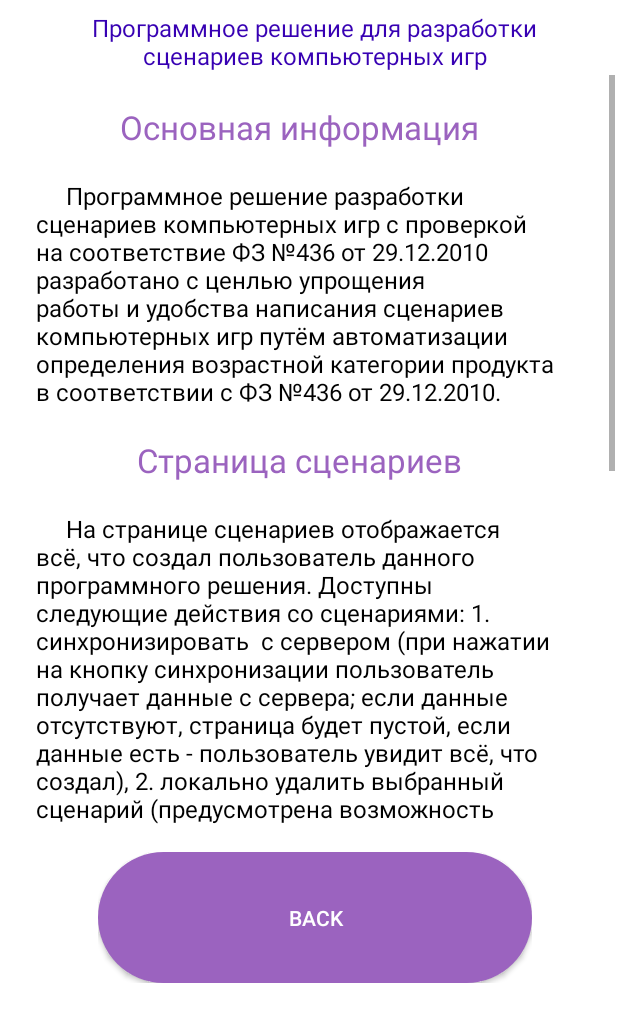
After one commit to AlexKnyaZz/ScenariW, an Android app: the info_page screen opened directly, with no data from a screen before it, on a phone screen of 412 x 824 dp. The commit adds this screen. Shown: the top 1022 px of the screen. Run offline under Robolectric (Android 15) with nearby library versions, the phone set to English and light mode, and no system bars.

Commit message:
v 04.05.24/1 (add: info page)
- was added info page where user can read about app and it's features.

 ######
# instruction (when you create first scenario):
 - In first, add a new row. No matter that one is exists  - it's don't, it's just an illusion!
 - After adding new row you can put your text, BUT after this move you should ADD a new row!
 - If you want to remove existing row, you must ADD a new empty row and THEN remove all what you want.

 In two words:
 write? add a new row > put text > add a new row
 delete? add a new row > remove row > remove row  (you can delete only lastest elements)
 add? add a new row.

 - If you create another one scenario, it will be better if you remove all existing rows (they will appear in new project, don't ask me why - i know the problem exists and i'm trying to solve this), and then ADD a new row, and then PUT your text, and THEN ADD a new row.

 In two words:
 (remove * count of rows) > add a new row > your next actions (see instruction about first scenario above).

 in two words: create 2 rows and write a data in first; before writing data in second - create another one.

 # No matter what happens, just add a new rows before any actions!
 ######

features:
- save data of new files in key-value format
(name - name of scenario; type - type of scenario);
- names of created scenarious are displaying on a page with created scenarious;
- names can be selected (still in dev);
- scenarious can be deleted;
- scenarious can be opened;
- now all scenarious can be deleted by one tap;
- now can be added new row on an edit_page_1;
- now can be added new rows;
- now can be saved data from rows;
- now can be deleted data from rows;
- assistant is giving advices to you;
- assistant can setting age category for your scenario;
- added: login, registration and "forgot your password";
- user info is available;
- upload to server;
- download from server;
- (new feature!) info page.

layouts:
- authorisation.xml
- edit_page.xml
- frame_3.xml
- list_item.xml
- scenarious.xml
- scenarious1.xml
- scenarious_create1.xml
- scenarious_create2.xml
- edit_page.xml
- edit_page_1.xml
- reset_password_activity.xml
- personal_cab.xml
- info_page.xml

classes:
- authorisation_activity
- frame_3_activity
- scenarious
- scenarious_create1
- scenarious_create2
- edit_page
- edit_page_1
- DatabaseOfTerms
- ResetPasswordActivity
- personal_cab
- info_page

```diff
--- a/app/src/main/AndroidManifest.xml
+++ b/app/src/main/AndroidManifest.xml
@@ -37,6 +37,7 @@
 		<activity android:name=".registration" />
 		<activity android:name=".ResetPasswordActivity" />
 		<activity android:name=".personal_cab" />
+		<activity android:name=".info_page" />
 
 	</application>
 
--- a/app/src/main/java/alex/knyazz/myapplication/edit_page_1.java
+++ b/app/src/main/java/alex/knyazz/myapplication/edit_page_1.java
@@ -47,7 +47,6 @@ import java.net.HttpURLConnection;
 import java.net.URL;
 import java.net.URLEncoder;
 import java.util.ArrayList;
-import java.util.concurrent.ExecutionException;
 
 public class edit_page_1 extends Activity implements View.OnClickListener {
 
@@ -321,6 +320,7 @@ public class edit_page_1 extends Activity implements View.OnClickListener {
                                 ageCategory = 0;
                             }
 
+                            /*
                             String ageFrom = null;
                             try {
                                 ageFrom = String.valueOf(new checkFileWords().execute(word).get());
@@ -330,6 +330,8 @@ public class edit_page_1 extends Activity implements View.OnClickListener {
                                 throw new RuntimeException(e);
                             }
                             System.out.println(ageFrom);
+
+                             */
 
                             System.out.println("Word: " + word + ", Age Category: " + ageCategory);
 
--- a/app/src/main/java/alex/knyazz/myapplication/frame_3_activity.java
+++ b/app/src/main/java/alex/knyazz/myapplication/frame_3_activity.java
@@ -36,7 +36,7 @@ package alex.knyazz.myapplication;
 	private ImageView shape_with_text_ek3;
 	private ImageView shape_with_text_ek4;
 	private TextView textView;
-	private Button UserInfo;
+		private Button UserInfo, info;
 
 
 	private static int  WELCOME_TIMEOUT = 4000;
@@ -55,6 +55,8 @@ package alex.knyazz.myapplication;
 
 		UserInfo = (Button) findViewById(R.id.UserInfo);
 		UserInfo.setOnClickListener(this);
+		info = (Button) findViewById(R.id.info);
+		info.setOnClickListener(this);
 
 		//---------------------------------
 
@@ -83,6 +85,9 @@ package alex.knyazz.myapplication;
 			if (id == R.id.UserInfo) {
 				Intent intent = new Intent(frame_3_activity.this, personal_cab.class);
 				startActivity(intent);
+			} else if (id == R.id.info) {
+				Intent intent = new Intent(frame_3_activity.this, info_page.class);
+				startActivity(intent);
 			}
 		}
 }
--- /dev/null
+++ b/app/src/main/java/alex/knyazz/myapplication/info_page.java
@@ -0,0 +1,63 @@
+
+
+/*
+ *	This content is generated from the API File Info.
+ *	(Alt+Shift+Ctrl+I).
+ *
+ *	@desc
+ *	@file 		authorisation
+ *	@date 		Monday 25th of March 2024 09:59:09 AM
+ *	@title 		Page 1
+ *	@author
+ *	@keywords
+ *	@generator 	Export Kit v1.3.figma
+ *
+ */
+
+
+package alex.knyazz.myapplication;
+
+import android.app.Activity;
+import android.content.Intent;
+import android.os.Bundle;
+import android.view.View;
+import android.widget.Button;
+
+public class info_page extends Activity implements View.OnClickListener {
+
+
+    private Button btnBack;
+
+    @Override
+    public void onCreate(Bundle savedInstanceState) {
+
+        super.onCreate(savedInstanceState);
+
+        setContentView(R.layout.info_page);
+
+        btnBack = (Button) findViewById(R.id.btnBack);
+        btnBack.setOnClickListener(this);
+
+        //custom code goes here
+
+
+    }
+
+    @Override
+    public void onClick(View v) {
+        int id = v.getId();
+        if (id == R.id.btnBack) {
+            toReturn(v);
+
+        } else {
+            return;
+        }
+        ;
+    }
+
+
+    public void toReturn(View v) {
+        Intent intent = new Intent(info_page.this, frame_3_activity.class);
+        startActivity(intent);
+    }
+}
--- a/app/src/main/res/layout/authorisation.xml
+++ b/app/src/main/res/layout/authorisation.xml
@@ -217,7 +217,7 @@
                     android:text="Программное решение для разработки сценариев
 компьютерных игр"
 					android:textColor="@color/purple_700"
-                    android:textSize="18sp" />
+                    android:textSize="16sp" />
 
 				<EditText
 					android:id="@+id/login"
--- a/app/src/main/res/layout/frame_3.xml
+++ b/app/src/main/res/layout/frame_3.xml
@@ -1,4 +1,4 @@
-<HorizontalScrollView xmlns:android="http://schemas.android.com/apk/res/android"
+<RelativeLayout xmlns:android="http://schemas.android.com/apk/res/android"
 	android:layout_width="match_parent"
 	android:layout_height="wrap_content">
 
@@ -28,7 +28,7 @@
                 android:text="Программное решение для разработки сценариев
 компьютерных игр"
 				android:textColor="@color/purple_700"
-                android:textSize="18sp" />
+				android:textSize="16sp" />
 
 			<ImageView
 				android:id="@+id/shape_with_text_ek3"
@@ -96,6 +96,7 @@
 
 
 				<Button
+					android:id="@+id/info"
 					android:layout_width="100dp"
 					android:layout_height="100dp"
 					android:background="@drawable/roundstyle2"
@@ -126,4 +127,4 @@
 		</RelativeLayout>
 
 	</RelativeLayout>
-</HorizontalScrollView>
+</RelativeLayout>
--- /dev/null
+++ b/app/src/main/res/layout/info_page.xml
@@ -0,0 +1,232 @@
+<RelativeLayout xmlns:android="http://schemas.android.com/apk/res/android"
+    android:layout_width="match_parent"
+    android:layout_height="wrap_content">
+
+
+    <RelativeLayout
+        android:id="@+id/content_container"
+        android:layout_width="wrap_content"
+        android:layout_marginLeft="10dp"
+        android:layout_marginRight="1.9dp"
+        android:layout_height="wrap_content"
+        android:gravity="center">
+
+
+        <RelativeLayout
+            android:layout_marginTop="0dp"
+            android:layout_marginStart="0dp"
+            android:layout_width="wrap_content"
+            android:layout_height="wrap_content"
+            android:layout_centerHorizontal="true">
+
+            <View
+                android:layout_width="380dp"
+                android:layout_height="790dp"
+                android:layout_marginStart="0dp"
+                android:layout_marginTop="0dp"
+                android:background="@drawable/_bg__authorisation_ek2_shape" />
+
+
+            <ImageView
+                android:src="@drawable/shape_with_text"
+                android:contentDescription="shape_with_text"
+                android:layout_marginStart="0dp"
+                android:layout_marginTop="0dp"
+                android:layout_centerHorizontal="true"
+                android:layout_width="380dp"
+                android:layout_height="790dp" />
+
+
+            <RelativeLayout
+                android:layout_width="match_parent"
+                android:layout_height="500dp"
+                android:layout_marginTop="50dp">
+
+                <ScrollView
+                    android:layout_width="match_parent"
+                    android:layout_height="wrap_content">
+
+                    <LinearLayout
+                        android:layout_width="wrap_content"
+                        android:layout_height="wrap_content"
+                        android:orientation="vertical"
+                        android:gravity="center">
+
+                        <TextView
+                            android:layout_width="378.4dp"
+                            android:layout_height="69.4dp"
+                            android:layout_centerHorizontal="true"
+
+                            android:gravity="center"
+                            android:text="Основная информация"
+                            android:textColor="#9b63bf"
+                            android:textSize="10pt"
+
+                            />
+
+                        <TextView
+                            android:layout_width="350dp"
+                            android:layout_height="wrap_content"
+                            android:layout_centerHorizontal="true"
+
+                            android:gravity="fill_horizontal"
+
+                            android:text="     Программное решение разработки
+сценариев компьютерных игр с проверкой на соответствие ФЗ №436 от 29.12.2010
+разработано с ценлью упрощения работы и удобства написания сценариев компьютерных
+игр путём автоматизации определения возрастной категории продукта в соответствии с
+ФЗ №436 от 29.12.2010."
+
+                            android:textColor="#000"
+                            android:textSize="16sp" />
+
+                        <TextView
+                            android:layout_width="378.4dp"
+                            android:layout_height="69.4dp"
+                            android:layout_centerHorizontal="true"
+
+                            android:gravity="center"
+                            android:text="Страница сценариев"
+                            android:textColor="#9b63bf"
+                            android:textSize="10pt"
+
+                            />
+
+                        <TextView
+
+                            android:layout_width="350dp"
+                            android:layout_height="wrap_content"
+                            android:layout_centerHorizontal="true"
+
+                            android:gravity="fill_horizontal"
+
+                            android:text="     На странице сценариев отображается всё, что создал
+пользователь данного программного решения. Доступны следующие действия
+со сценариями: 1. синхронизировать  с сервером (при нажатии на кнопку синхронизации пользователь
+получает данные с сервера; если данные отсутствуют, страница будет пустой, если данные есть -
+пользователь увидит всё, что создал), 2. локально удалить выбранный сценарий (предусмотрена
+возможность удалить и на сервере), 3. открыть выбранный сценарий, 4. локально удалить
+все имеющиеся сценарии (предусмотрена возможность удалить сценарии и на сервере),
+5. выгрузить сценарии на сервер (используется в двух случаях: 1. для выгрузки нового сценария,
+2. для обновления старых сценариев при внесении в них изменений), 6. создать новый сценарий."
+
+                            android:textColor="#000"
+                            android:textSize="16sp" />
+
+                        <TextView
+                            android:layout_width="378.4dp"
+                            android:layout_height="69.4dp"
+                            android:layout_centerHorizontal="true"
+
+                            android:gravity="center"
+                            android:text="Страница изменения сценариев"
+                            android:textColor="#9b63bf"
+                            android:textSize="10pt"
+
+                            />
+
+                        <TextView
+
+                            android:layout_width="350dp"
+                            android:layout_height="wrap_content"
+                            android:layout_centerHorizontal="true"
+
+                            android:gravity="fill_horizontal"
+
+                            android:text="     На странице изменения сценариев
+пользователь может: 1. добавлять новые строки таблицы, 2. удалять строки таблицы, 3. изменять текст
+в ячейках, 4. узнавать возрастную категорию на основе введённого текста, 5. влиять на контекст,
+по которому определяется возрастная категория, 6. открыть полный текст ФЗ №436 от 29.12.2010, чтобы
+удостовериться в правильности определениия возрастной категории."
+
+                            android:textColor="#000"
+                            android:textSize="16sp" />
+
+
+                    </LinearLayout>
+
+
+                </ScrollView>
+
+            </RelativeLayout>
+
+
+            <!-- aaaaaaaaaaaaaaaaaaaaaaaa -->
+
+
+            <RelativeLayout
+                android:id="@+id/frame_5"
+                android:layout_marginTop="568dp"
+                android:layout_marginStart="43dp"
+                android:layout_width="wrap_content"
+                android:layout_height="wrap_content"
+                android:layout_centerHorizontal="true">
+
+
+                <Button
+                    android:id="@+id/btnBack"
+                    android:layout_width="289dp"
+                    android:layout_height="87dp"
+                    android:layout_centerHorizontal="true"
+
+                    android:layout_marginStart="0dp"
+                    android:layout_marginTop="0dp"
+                    android:background="@drawable/roundstyle2"
+                    android:backgroundTint="#9b63bf"
+                    android:gravity="center"
+
+                    android:text="@string/back"
+                    android:textAlignment="center"
+                    android:textColor="@color/white" />
+
+            </RelativeLayout>
+
+
+            <TextView
+                android:id="@+id/___________________"
+                android:layout_width="350dp"
+                android:layout_height="75dp"
+                android:layout_centerHorizontal="true"
+                android:layout_marginLeft="59dp"
+                android:layout_marginTop="-10dp"
+                android:gravity="center"
+                android:text="Программное решение для разработки сценариев
+компьютерных игр"
+                android:textColor="@color/purple_700"
+                android:textSize="16sp" />
+
+
+            <!--
+            <TextView
+                android:id="@+id/ivan293"
+                android:layout_width="68.4dp"
+                android:layout_height="26.4dp"
+                android:layout_marginLeft="160dp"
+                android:layout_marginTop="434dp"
+                android:text="@string/ivan293_string"
+                android:gravity="center"
+                android:layout_centerHorizontal="true"
+
+                android:textColor="@color/___________________________________________________________________color"
+                android:textSize="14sp" />
+                -->
+
+
+            <!--
+            <TextView android:id="@+id/________"
+                android:textSize="14sp"
+                android:textColor="@color/___________________________________________________________________color"
+                android:layout_marginLeft="162dp"
+                android:layout_marginTop="504dp"
+                android:layout_width="64.4dp"
+                android:layout_height="25.4dp"
+                android:gravity="center"
+                android:layout_centerHorizontal="true"
+                android:text="@string/_________string"
+                 />
+                 -->
+
+        </RelativeLayout>
+    </RelativeLayout>
+
+</RelativeLayout>
--- a/app/src/main/res/layout/personal_cab.xml
+++ b/app/src/main/res/layout/personal_cab.xml
@@ -157,7 +157,7 @@
                     android:text="Программное решение для разработки сценариев
 компьютерных игр"
                     android:textColor="@color/purple_700"
-                    android:textSize="18sp" />
+                    android:textSize="16sp" />
 
 
                 <!--
--- a/app/src/main/res/layout/registration.xml
+++ b/app/src/main/res/layout/registration.xml
@@ -71,7 +71,7 @@
                     android:text="Программное решение для разработки сценариев
 компьютерных игр"
                     android:textColor="@color/purple_700"
-                    android:textSize="18sp" />
+                    android:textSize="16sp" />
 
 				<TextView
 					android:layout_width="378.4dp"
--- a/app/src/main/res/layout/reset_password_activity.xml
+++ b/app/src/main/res/layout/reset_password_activity.xml
@@ -177,7 +177,7 @@
                     android:text="Программное решение для разработки сценариев
 компьютерных игр"
                     android:textColor="@color/purple_700"
-                    android:textSize="18sp" />
+                    android:textSize="16sp" />
 
 
                 <!--
--- a/app/src/main/res/layout/scenarious.xml
+++ b/app/src/main/res/layout/scenarious.xml
@@ -200,7 +200,7 @@
                     android:text="Программное решение для разработки сценариев
 компьютерных игр"
                     android:textColor="@color/purple_700"
-                    android:textSize="18sp" />
+                    android:textSize="16sp" />
 
 
                 <LinearLayout
--- a/app/src/main/res/layout/scenarious1.xml
+++ b/app/src/main/res/layout/scenarious1.xml
@@ -256,7 +256,7 @@
                     android:text="Программное решение для разработки сценариев
 компьютерных игр"
                     android:textColor="@color/purple_700"
-                    android:textSize="18sp" />
+                    android:textSize="16sp" />
 
 
 
```
Lines whose indentation alone changed are shown as unchanged.
